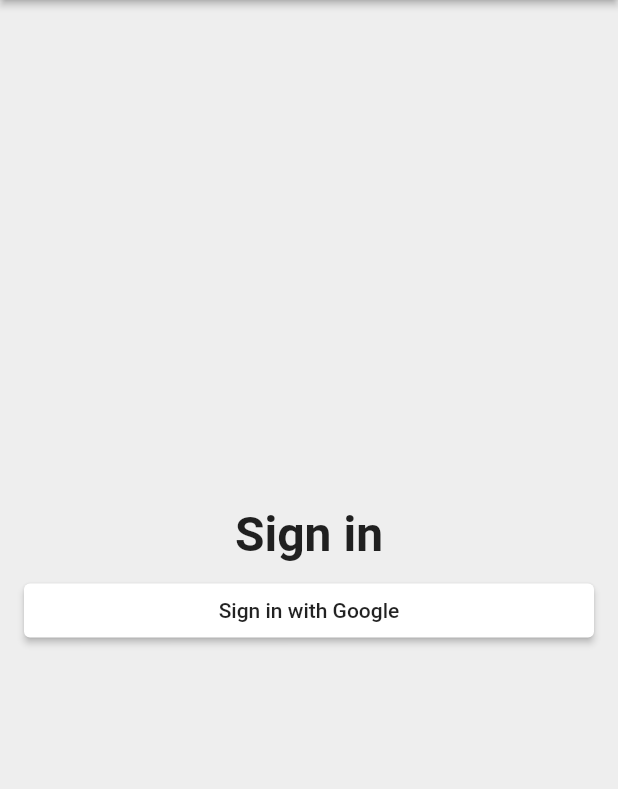
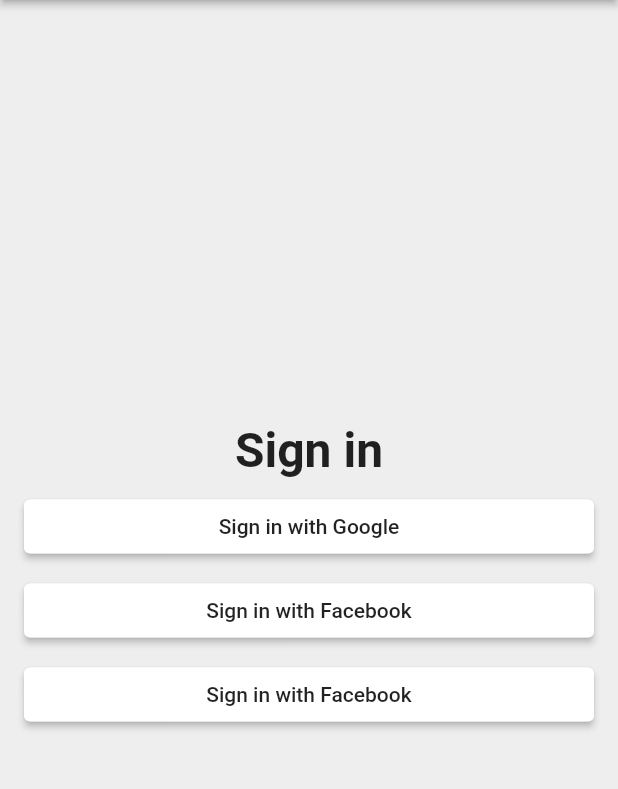
Before and after one commit to ArifLateefShah/flutter, a Flutter app: the screen it shows after launch, on a phone screen of 412 x 824 dp, the part 84-873 px from its top. Run offline on Flutter 3.47's test engine with Material 2 defaults, Android fonts, the phone set to English and light mode, and no system bars.

Commit message:
custom widget

```diff
--- a/demo1/lib/app/sign_in/sign_in_page.dart
+++ b/demo1/lib/app/sign_in/sign_in_page.dart
@@ -1,3 +1,4 @@
+import 'package:demo1/common_widgets/custome_elevated_button.dart';
 import 'package:flutter/cupertino.dart';
 import 'package:flutter/material.dart';
 
@@ -40,10 +41,46 @@ class SignInPage extends StatelessWidget {
               ),
             ),
             style: ButtonStyle(
-              backgroundColor: MaterialStateProperty.all(Colors.white),
-            ),
+                backgroundColor: MaterialStateProperty.all(Colors.white),
+                shape: MaterialStateProperty.all<RoundedRectangleBorder>(
+                    RoundedRectangleBorder(
+                        borderRadius: BorderRadius.circular(4.0),
+                        side: BorderSide(color: Colors.white70)))),
             onPressed: () {},
           ),
+          SizedBox(height: 8.0),
+          ElevatedButton(
+            child: Text(
+              'Sign in with Facebook',
+              style: TextStyle(
+                color: Colors.black87,
+              ),
+            ),
+            style: ButtonStyle(
+                backgroundColor: MaterialStateProperty.all(Colors.white),
+                shape: MaterialStateProperty.all<RoundedRectangleBorder>(
+                    RoundedRectangleBorder(
+                        borderRadius: BorderRadius.circular(4.0),
+                        side: BorderSide(color: Colors.white70)))),
+            onPressed: () {},
+          ),
+          SizedBox(height: 8.0),
+          ElevatedButton(
+            child: Text(
+              'Sign in with Facebook',
+              style: TextStyle(
+                color: Colors.black87,
+              ),
+            ),
+            style: ButtonStyle(
+                backgroundColor: MaterialStateProperty.all(Colors.white),
+                shape: MaterialStateProperty.all<RoundedRectangleBorder>(
+                    RoundedRectangleBorder(
+                        borderRadius: BorderRadius.circular(4.0),
+                        side: BorderSide(color: Colors.white70)))),
+            onPressed: () {},
+          ),
+
         ],
       ),
     );
--- /dev/null
+++ b/demo1/lib/common_widgets/custome_elevated_button.dart
@@ -0,0 +1,20 @@
+import 'package:flutter/material.dart';
+
+class CustomElevatedButton extends StatelessWidget {
+  const CustomElevatedButton({
+    required this.child,
+    // required this.onPressed,
+  });
+  final Widget child;
+  // final VoidCallBack onPressed;
+
+
+
+  @override
+  Widget build(BuildContext context) {
+    return ElevatedButton(
+      child: child,
+      onPressed:  () {},
+    );
+  }
+}
```
